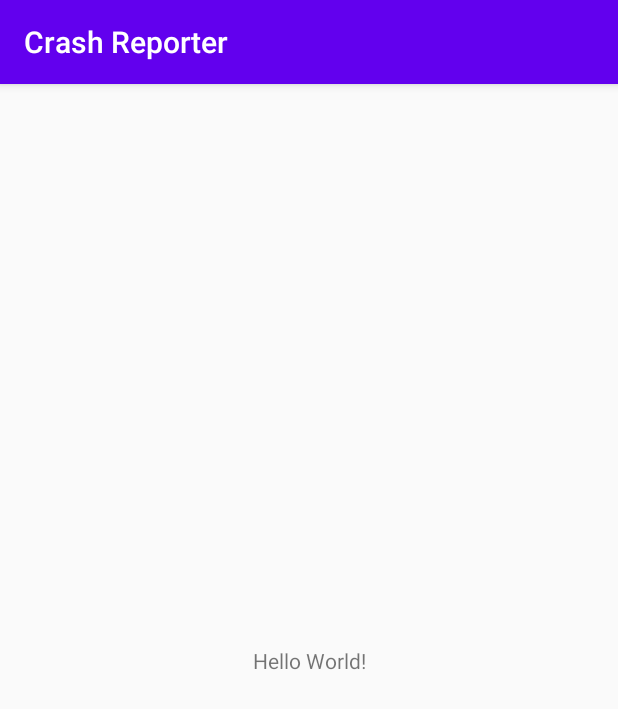
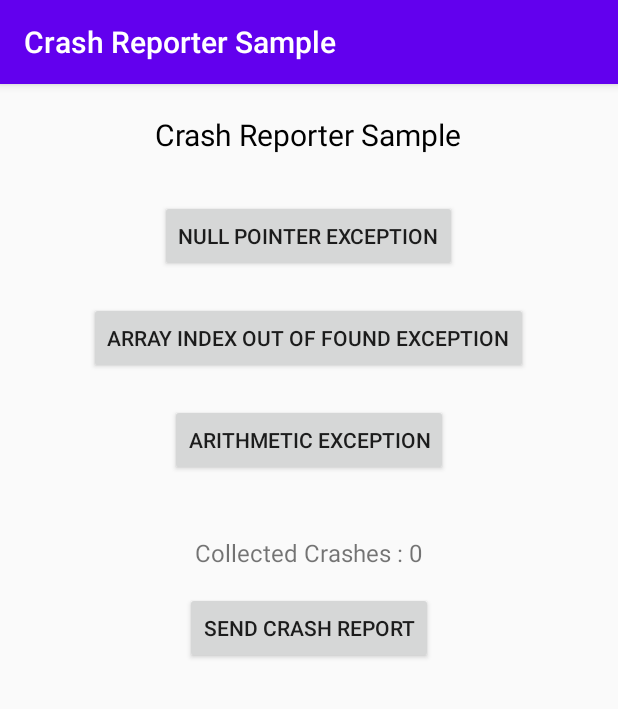
Before and after one commit to manimaran96/CrashReporter, an Android app: the screen it shows after launch (MainActivity), on a phone screen of 412 x 824 dp. Shown: the top 709 px of the screen. Run offline under Robolectric (Android 15) with nearby library versions, the phone set to English and light mode, and no system bars.

Commit message:
crash report ui and functionality added

```diff
--- a/app/src/main/java/com/manimaran/crashreporter/MainActivity.kt
+++ b/app/src/main/java/com/manimaran/crashreporter/MainActivity.kt
@@ -1,12 +1,66 @@
 package com.manimaran.crashreporter
 
+import android.os.Bundle
+import android.view.View
+import android.widget.Toast
 import androidx.appcompat.app.AppCompatActivity
-import android.os.Bundle
+import com.manimaran.crash_reporter.CrashReporter
+import com.manimaran.crash_reporter.CrashReporterConfiguration
+import com.manimaran.crash_reporter.utils.CrashUtil
+import kotlinx.android.synthetic.main.activity_main.*
 
 class MainActivity : AppCompatActivity() {
 
     override fun onCreate(savedInstanceState: Bundle?) {
         super.onCreate(savedInstanceState)
         setContentView(R.layout.activity_main)
+
+        /*Initialize Crash Reporter Configuration*/
+        val config: CrashReporterConfiguration = CrashReporterConfiguration()
+            .setExtraInformation("User ID : " + 101)
+            .setMaxNumberOfCrashToBeReport(12)
+            .setAlertDialogPositiveButton("Send")
+            .setCrashReportSubjectForEmail("Crash Report For " + getString(R.string.app_name))
+            .setCrashReportSendEmailIds(arrayOf("support@mail.com", "dev@mail.com"))
+
+        CrashReporter.initialize(applicationContext, config)
+
+        btnNullPointer.setOnClickListener {
+            val view: View? = null
+            view!!.id
+        }
+
+        btnArrayIndexOutOfFound.setOnClickListener {
+            val a = arrayOf(1, 2)
+            val c = a[10]
+        }
+
+        btnArithmetic.setOnClickListener {
+            try {
+                val a = 3 / 0
+            } catch (e: Exception) {
+                CrashReporter.logException(e)
+                loadCount()
+            }
+        }
+
+        loadCount()
+
+        btnSendCrash.setOnClickListener {
+            if (CrashUtil.isHaveCrashData)
+                CrashReporter.showAlertDialogForShareCrash(this, true)
+            else
+                Toast.makeText(applicationContext, "Crash Data Not found", Toast.LENGTH_SHORT)
+                    .show()
+        }
+    }
+
+    override fun onResume() {
+        super.onResume()
+        loadCount()
+    }
+
+    private fun loadCount() {
+        txtCrashDetails.text = ("Collected Crashes : ${CrashUtil.crashLogsCount}")
     }
 }
--- a/app/src/main/res/layout/activity_main.xml
+++ b/app/src/main/res/layout/activity_main.xml
@@ -1,18 +1,64 @@
 <?xml version="1.0" encoding="utf-8"?>
-<androidx.constraintlayout.widget.ConstraintLayout xmlns:android="http://schemas.android.com/apk/res/android"
+<ScrollView xmlns:android="http://schemas.android.com/apk/res/android"
     xmlns:app="http://schemas.android.com/apk/res-auto"
     xmlns:tools="http://schemas.android.com/tools"
     android:layout_width="match_parent"
     android:layout_height="match_parent"
+    android:orientation="vertical"
     tools:context=".MainActivity">
+
+<LinearLayout
+    android:layout_width="match_parent"
+    android:layout_height="wrap_content"
+    android:gravity="center"
+    android:orientation="vertical">
 
     <TextView
         android:layout_width="wrap_content"
         android:layout_height="wrap_content"
-        android:text="Hello World!"
-        app:layout_constraintBottom_toBottomOf="parent"
-        app:layout_constraintLeft_toLeftOf="parent"
-        app:layout_constraintRight_toRightOf="parent"
-        app:layout_constraintTop_toTopOf="parent" />
+        android:text="@string/app_name"
+        android:textSize="20sp"
+        android:textColor="#000"
+        android:layout_margin="20dp" />
 
-</androidx.constraintlayout.widget.ConstraintLayout>
+    <Button
+        android:id="@+id/btnNullPointer"
+        android:layout_width="wrap_content"
+        android:layout_height="wrap_content"
+        android:layout_margin="10dp"
+        android:text="Null Pointer Exception" />
+
+    <Button
+        android:id="@+id/btnArrayIndexOutOfFound"
+        android:layout_width="wrap_content"
+        android:layout_height="wrap_content"
+        android:text="Array Index Out Of Found Exception"
+        android:layout_margin="10dp" />
+
+    <Button
+        android:id="@+id/btnArithmetic"
+        android:layout_width="wrap_content"
+        android:layout_height="wrap_content"
+        android:text="Arithmetic Exception"
+        android:layout_margin="10dp" />
+
+    <TextView
+        android:id="@+id/txtCrashDetails"
+        android:layout_width="wrap_content"
+        android:layout_height="wrap_content"
+        android:text="@string/app_name"
+        android:textSize="16sp"
+        android:layout_marginTop="30dp"
+        android:layout_marginBottom="10dp" />
+
+    <Button
+        android:id="@+id/btnSendCrash"
+        android:layout_width="wrap_content"
+        android:layout_height="wrap_content"
+        android:text="Send Crash Report"
+        android:layout_margin="5dp" />
+
+</LinearLayout>
+
+
+</ScrollView>
--- a/app/src/main/res/values/colors.xml
+++ b/app/src/main/res/values/colors.xml
@@ -2,5 +2,5 @@
 <resources>
     <color name="colorPrimary">#6200EE</color>
     <color name="colorPrimaryDark">#3700B3</color>
-    <color name="colorAccent">#03DAC5</color>
+    <color name="colorAccent">#3F51B5</color>
 </resources>
--- a/app/src/main/res/values/strings.xml
+++ b/app/src/main/res/values/strings.xml
@@ -1,3 +1,3 @@
 <resources>
-    <string name="app_name">Crash Reporter</string>
+    <string name="app_name">Crash Reporter Sample</string>
 </resources>
--- /dev/null
+++ b/crash_reporter/src/main/java/com/manimaran/crash_reporter/CrashReporterConfiguration.kt
@@ -0,0 +1,83 @@
+package com.manimaran.crash_reporter
+
+import android.text.TextUtils
+import com.manimaran.crash_reporter.utils.CrashUtil
+import java.io.Serializable
+
+class CrashReporterConfiguration : Serializable {
+    var crashReportStoragePath: String = ""
+
+    var maxNoOfCrashToBeReport = 5
+    var extraInformation:String = ""
+    var includeDeviceInformation  = true
+    var emailSubject: String = ""
+
+    var emailIds: Array<String> = arrayOf()
+
+
+    /* Theme */
+    var alertDialogThemeId : Int? = null
+
+    var alertDialogTitle : String? = null
+    var alertDialogMessage : String? = null
+    var alertDialogPositiveButton : String? = null
+    var alertDialogNegativeButton : String? = null
+
+
+    fun setAlertDialogTheme(alertThemeId: Int): CrashReporterConfiguration {
+        this.alertDialogThemeId = alertThemeId
+        return this
+    }
+
+
+    fun setCrashReportStoragePath(path : String) : CrashReporterConfiguration{
+        this.crashReportStoragePath  = path
+        return this
+    }
+
+    fun setExtraInformation(information : String) : CrashReporterConfiguration{
+        this.extraInformation  = information
+        return this
+    }
+
+    fun setMaxNumberOfCrashToBeReport(count : Int) : CrashReporterConfiguration{
+        this.maxNoOfCrashToBeReport  = if(count in 1..15) count else this.maxNoOfCrashToBeReport
+        return this
+    }
+
+    fun setCrashReportSubjectForEmail(emailSubject : String) : CrashReporterConfiguration{
+        this.emailSubject  =  emailSubject
+        return this
+    }
+
+    fun setCrashReportSendEmailIds(emailIds : Array<String>) : CrashReporterConfiguration {
+        this.emailIds = emailIds
+        return this
+    }
+
+    fun setIncludeDeviceInformation(allow : Boolean) : CrashReporterConfiguration {
+        this.includeDeviceInformation = allow
+        return this
+    }
+
+    fun setAlertDialogTitle(title : String) : CrashReporterConfiguration {
+        this.alertDialogTitle = title
+        return this
+    }
+
+    fun setAlertDialogMessage(message : String) : CrashReporterConfiguration {
+        this.alertDialogMessage = message
+        return this
+    }
+
+    fun setAlertDialogPositiveButton(positiveButtonText : String) : CrashReporterConfiguration {
+        this.alertDialogPositiveButton = positiveButtonText
+        return this
+    }
+
+    fun setAlertDialogNegativeButton(negativeButtonText : String) : CrashReporterConfiguration {
+        this.alertDialogNegativeButton = negativeButtonText
+        return this
+    }
+
+}
--- /dev/null
+++ b/crash_reporter/src/main/java/com/manimaran/crash_reporter/interfaces/CrashAlertClickListener.kt
@@ -0,0 +1,6 @@
+package com.manimaran.crash_reporter.interfaces
+
+interface CrashAlertClickListener {
+    fun onOkClick()
+    fun onCancelClick()
+}
--- /dev/null
+++ b/crash_reporter/src/main/java/com/manimaran/crash_reporter/utils/CrashReporterExceptionHandler.kt
@@ -0,0 +1,13 @@
+package com.manimaran.crash_reporter.utils
+
+class CrashReporterExceptionHandler : Thread.UncaughtExceptionHandler {
+    private val exceptionHandler: Thread.UncaughtExceptionHandler? = Thread.getDefaultUncaughtExceptionHandler()
+    override fun uncaughtException(
+        thread: Thread,
+        throwable: Throwable
+    ) {
+        CrashUtil.saveCrashReport(throwable)
+        exceptionHandler?.uncaughtException(thread, throwable)
+    }
+
+}
--- /dev/null
+++ b/crash_reporter/src/main/res/values/colors.xml
@@ -0,0 +1,4 @@
+<?xml version="1.0" encoding="utf-8"?>
+<resources>
+    <color name="colorAccent_CrashReporter">#FC473A</color>
+</resources>
--- /dev/null
+++ b/crash_reporter/src/main/res/values/strings.xml
@@ -0,0 +1,6 @@
+<?xml version="1.0" encoding="utf-8"?>
+<resources>
+    <string name="view_crash_report">View Crash Report</string>
+    <string name="check_your_message_here">Check the crash</string>
+    <string name="notification_crash_report_title">Notification crash</string>
+</resources>
```
Also changed, not shown: crash_reporter/src/main/java/com/manimaran/crash_reporter/CrashReporter.kt (added, +138 -0 lines), crash_reporter/src/main/java/com/manimaran/crash_reporter/utils/AppUtils.kt (added, +69 -0 lines), crash_reporter/src/main/java/com/manimaran/crash_reporter/utils/Constants.kt (added, +11 -0 lines), crash_reporter/src/main/java/com/manimaran/crash_reporter/utils/CrashUtil.kt (added, +107 -0 lines).
